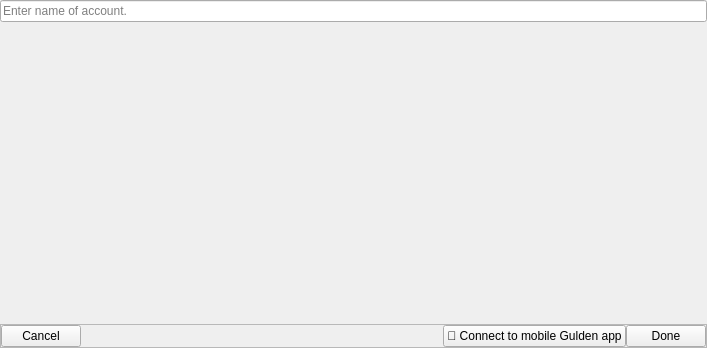
frozenflux3/munt-official, file src/qt/_Gulden/forms/newaccountdialog.ui: the form before one commit.
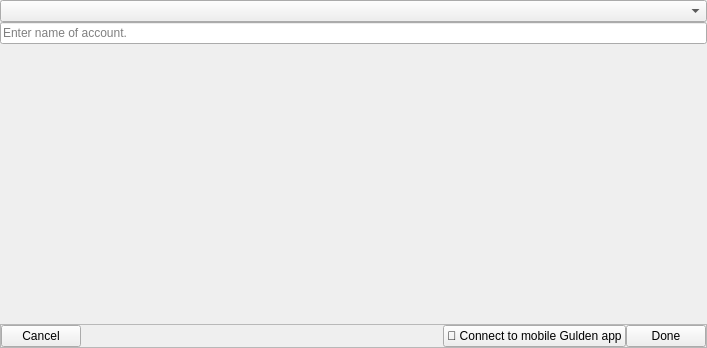
The form after the commit. The open tabs and pages were chosen to show the change. Custom widgets are drawn as their Qt base class.

Commit message: Basic UI changes for witnessing accounts.

What changed in the file:
```diff
--- a/src/qt/_Gulden/forms/newaccountdialog.ui
+++ b/src/qt/_Gulden/forms/newaccountdialog.ui
@@ -44,6 +44,13 @@
          <property name="margin">
           <number>0</number>
          </property>
+         <item>
+          <widget class="QComboBox" name="newAccountType">
+           <property name="currentIndex">
+            <number>-1</number>
+           </property>
+          </widget>
+         </item>
          <item>
           <widget class="QLineEdit" name="newAccountName">
            <property name="inputMethodHints">
```
Left out of the diff: 2 changed lines with no effect on the pictures. The commit also changes 15 other files.
